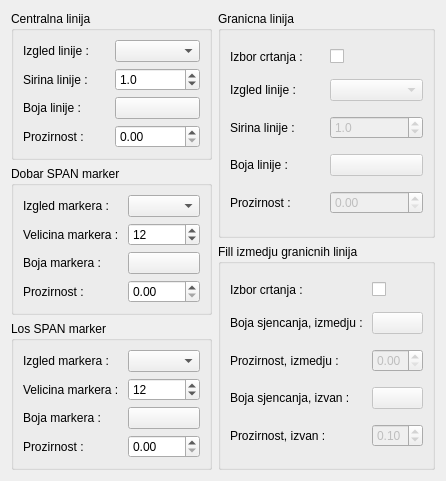
First picture: the form in SPAN_GRAF_WIDGET.ui, repository kluksa/kontrola-podataka, before the edit.
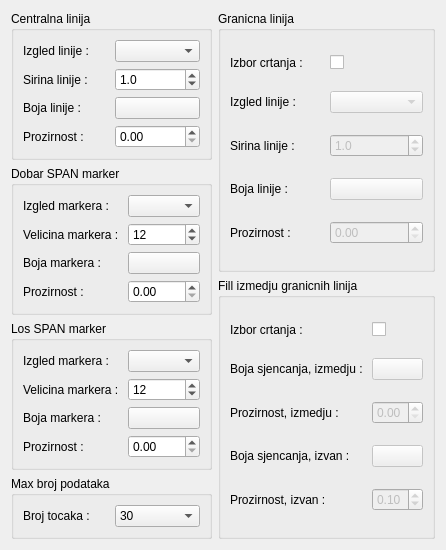
Second picture: the form after the edit.

Commit message: Dodana nova funkcionalnost na postavkama grafova. Na Zero i Span tabu postoji mogucnost biranja max duljine podataka za prikaz (tj. koliko dana unazad se prikazuje). Dodatno je implementiran gumb apply (na donjem ljevom dijelu dijaloga).

```diff
--- a/SPAN_GRAF_WIDGET.ui
+++ b/SPAN_GRAF_WIDGET.ui
@@ -7,7 +7,7 @@
     <x>0</x>
     <y>0</y>
     <width>414</width>
-    <height>440</height>
+    <height>501</height>
    </rect>
   </property>
   <property name="windowTitle">
@@ -226,6 +226,56 @@
        </layout>
       </widget>
      </item>
+     <item>
+      <widget class="QGroupBox" name="groupBox_6">
+       <property name="title">
+        <string>Max broj podataka</string>
+       </property>
+       <layout class="QGridLayout" name="gridLayout_6">
+        <item row="0" column="0">
+         <widget class="QLabel" name="label_23">
+          <property name="text">
+           <string>Broj tocaka : </string>
+          </property>
+         </widget>
+        </item>
+        <item row="0" column="1">
+         <widget class="QComboBox" name="maxNZeroSpan">
+          <item>
+           <property name="text">
+            <string>30</string>
+           </property>
+          </item>
+          <item>
+           <property name="text">
+            <string>60</string>
+           </property>
+          </item>
+          <item>
+           <property name="text">
+            <string>90</string>
+           </property>
+          </item>
+          <item>
+           <property name="text">
+            <string>120</string>
+           </property>
+          </item>
+          <item>
+           <property name="text">
+            <string>150</string>
+           </property>
+          </item>
+          <item>
+           <property name="text">
+            <string>180</string>
+           </property>
+          </item>
+         </widget>
+        </item>
+       </layout>
+      </widget>
+     </item>
     </layout>
    </item>
    <item>
```
The commit also changes 10 other files.
